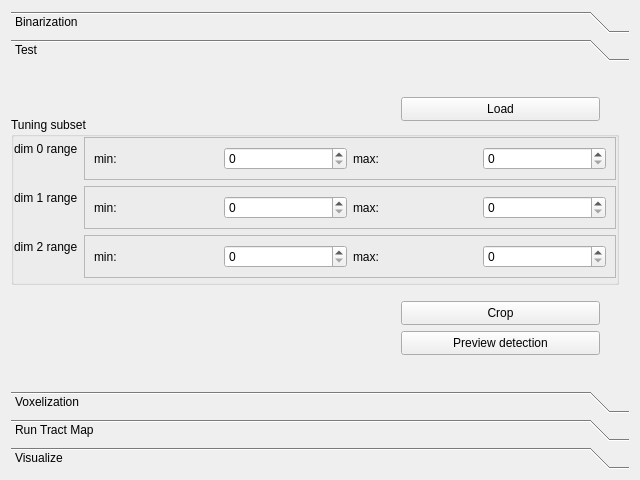
The window that ClearMap/gui/creator/tract_map_params.ui (ClearAnatomics/ClearMap) describes before a commit, drawn with Qt 5.
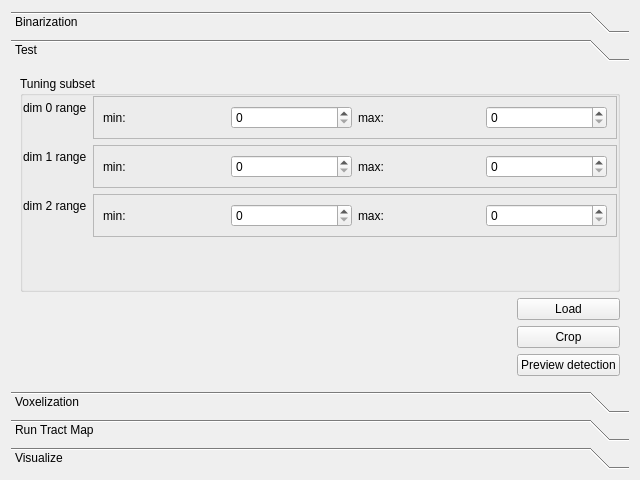
The same window after the commit. The open tabs and pages were chosen to show the change. Icons and pictures are not drawn.

Commit message: BUGFIX: Fixes tract_map_params.ui for clipRangeDoublet typo and various improvements

Patch:
```diff
--- a/ClearMap/gui/creator/tract_map_params.ui
+++ b/ClearMap/gui/creator/tract_map_params.ui
@@ -103,21 +103,15 @@
         <x>0</x>
         <y>0</y>
         <width>622</width>
-        <height>312</height>
+        <height>307</height>
        </rect>
       </property>
       <attribute name="label">
        <string>Test</string>
       </attribute>
+      <layout class="QGridLayout" name="gridLayout_3">
+       <item row="0" column="0" colspan="2">
       <widget class="QGroupBox" name="groupBox_4">
-       <property name="geometry">
-        <rect>
-         <x>0</x>
-         <y>50</y>
-         <width>608</width>
-         <height>168</height>
-        </rect>
-       </property>
        <property name="title">
         <string>Tuning subset</string>
        </property>
@@ -304,41 +298,22 @@
         </item>
        </layout>
       </widget>
-      <widget class="QPushButton" name="tractMapPreviewPushButton">
-       <property name="geometry">
-        <rect>
-         <x>390</x>
-         <y>264</y>
-         <width>199</width>
-         <height>24</height>
-        </rect>
-       </property>
-       <property name="text">
-        <string>Preview detection</string>
-       </property>
-      </widget>
-      <widget class="QPushButton" name="detectionPreviewTuningCropPushButton">
-       <property name="geometry">
-        <rect>
-         <x>390</x>
-         <y>234</y>
-         <width>199</width>
-         <height>24</height>
-        </rect>
-       </property>
-       <property name="text">
-        <string>Crop</string>
-       </property>
-      </widget>
-      <widget class="QPushButton" name="detectionPreviewTuningOpenPushButton">
-       <property name="geometry">
-        <rect>
-         <x>390</x>
-         <y>30</y>
-         <width>199</width>
-         <height>24</height>
-        </rect>
-       </property>
+       </item>
+       <item row="1" column="0">
+        <spacer name="horizontalSpacer">
+         <property name="orientation">
+          <enum>Qt::Horizontal</enum>
+         </property>
+         <property name="sizeHint" stdset="0">
+          <size>
+           <width>471</width>
+           <height>20</height>
+          </size>
+         </property>
+        </spacer>
+       </item>
+       <item row="1" column="1">
+        <widget class="QPushButton" name="tractMapPreviewTuningOpenPushButton">
        <property name="text">
         <string>Load</string>
        </property>
@@ -347,6 +322,22 @@
          <normaloff>:/icons/icons/folder_open.svg</normaloff>:/icons/icons/folder_open.svg</iconset>
        </property>
       </widget>
+       </item>
+       <item row="2" column="1">
+        <widget class="QPushButton" name="tractMapPreviewTuningCropPushButton">
+         <property name="text">
+          <string>Crop</string>
+         </property>
+        </widget>
+       </item>
+       <item row="3" column="1">
+        <widget class="QPushButton" name="tractMapPreviewPushButton">
+         <property name="text">
+          <string>Preview detection</string>
+         </property>
+        </widget>
+       </item>
+      </layout>
      </widget>
      <widget class="QWidget" name="page_3">
       <attribute name="label">
```
Left out of the diff: 83 changed lines with no effect on the pictures. Lines whose indentation alone changed are shown as unchanged.
